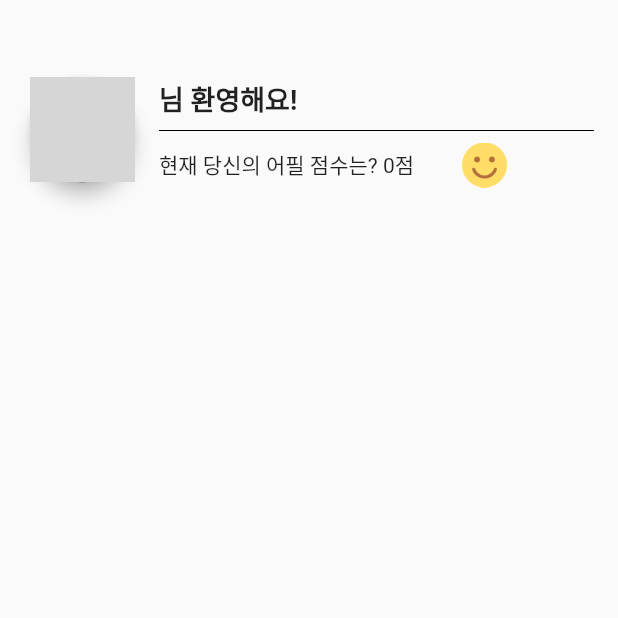
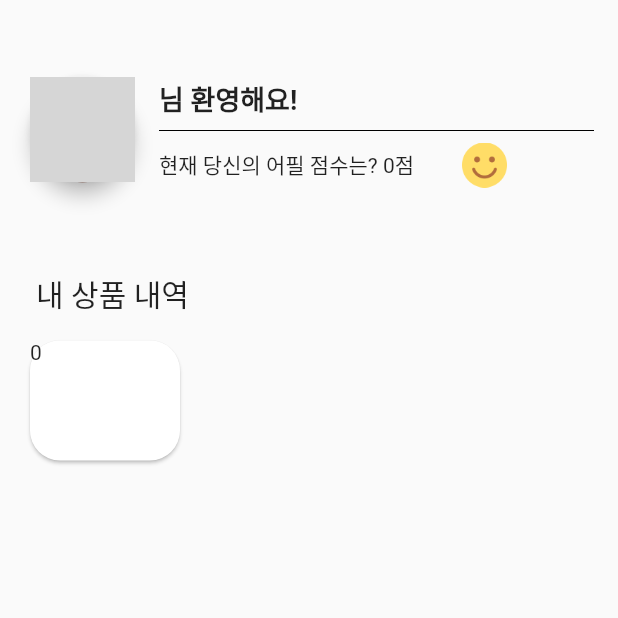
Before and after one commit to hyunho4532/FlutterTooMaket, a Flutter app: the ProfileScreen screen opened directly, on a phone screen of 412 x 824 dp, the top half of it. Run offline on Flutter 3.47's test engine with Material 2 defaults, Android fonts, the phone set to English and light mode, and no system bars; drawn by our look-alikes of cached_network_image, circular_profile_avatar; our stand-ins replace animated_bottom_navigation_bar, animated_text_kit, cloud_firestore, firebase_auth, firebase_core, firebase_database and 6 more; missing offline and left inert: animated_floating_buttons, image_picker_platform_interface, material_text_fields, pretty_button; accounts and stored records are empty; network calls fail; grey boxes are pictures that could not be loaded.

Commit message:
2023-10-29 프로필 기능 구현 중

```diff
--- a/lib/repository/product_repository.dart
+++ b/lib/repository/product_repository.dart
@@ -14,7 +14,7 @@ class ProductRepository {
   }
 
   Future<void> insertProducts(String title, String price, String address, String userAddress, String nickname, String imageUrl, bool isChecked) async {
-    await _fireStore.collection('products').add ({
+    await _fireStore.collection('products').doc(auth.currentUser!.uid.toString()).set({
       'title': title,
       'price': price,
       'address': address,
@@ -24,4 +24,12 @@ class ProductRepository {
       'isChecked': isChecked,
     });
   }
+
+  Future<int> getUserProductCount() async {
+    var querySnapshot = await _fireStore
+        .collection('products')
+        .get();
+
+    return querySnapshot.docs.length;
+  }
 }
--- a/lib/screens/profile_screen.dart
+++ b/lib/screens/profile_screen.dart
@@ -1,3 +1,4 @@
+import 'package:cloud_firestore/cloud_firestore.dart';
 import 'package:customer_manager/repository/product_repository.dart';
 import 'package:customer_manager/widgets/profile/build_circular_avatar.dart';
 import 'package:flutter/material.dart';
@@ -12,6 +13,7 @@ class ProfileScreen extends StatefulWidget {
 class _ProfileScreenState extends State<ProfileScreen> {
   late String userName = '';
   late int userScore = 0;
+  late int userProductCount = 0;
 
   ProductRepository productRepository = ProductRepository();
 
@@ -26,6 +28,12 @@ class _ProfileScreenState extends State<ProfileScreen> {
         setState(() {
           userName = data?['nickname'];
         });
+    });
+
+    productRepository.getUserProductCount().then((count) {
+      setState(() {
+        userProductCount = count;
+      });
     });
   }
 
@@ -99,12 +107,40 @@ class _ProfileScreenState extends State<ProfileScreen> {
                               )
                           )
                         ],
-                      )
+                      ),
                     ],
                   ),
                 )
               ],
-            )
+            ),
+
+            const Padding (
+              padding: EdgeInsets.only(left: 24.0, top: 56.0),
+              child: Text (
+                '내 상품 내역',
+                style: TextStyle (
+                  fontSize: 20.0,
+
+                ),
+              ),
+            ),
+
+            Padding (
+              padding: const EdgeInsets.only(left: 16.0, top: 12.0),
+              child: Card (
+                shape: RoundedRectangleBorder (
+                  borderRadius: BorderRadius.circular(20.0)
+                ),
+                child: SizedBox (
+                  width: 100,
+                  height: 80,
+
+                  child: Text (
+                    '$userProductCount'
+                  )
+                ),
+              ),
+            ),
           ],
         ),
       ),
--- a/pubspec.yaml
+++ b/pubspec.yaml
@@ -113,6 +113,7 @@ flutter:
     - assets/image/user.png
     - assets/image/smiling-face.png
     - assets/image/angry-face.png
+    - assets/image/product.png
     - assets/lottie/
   #   - images/a_dot_burr.jpeg
   #   - images/a_dot_ham.jpeg
```
Also changed, not shown: assets/image/product.png (added).
